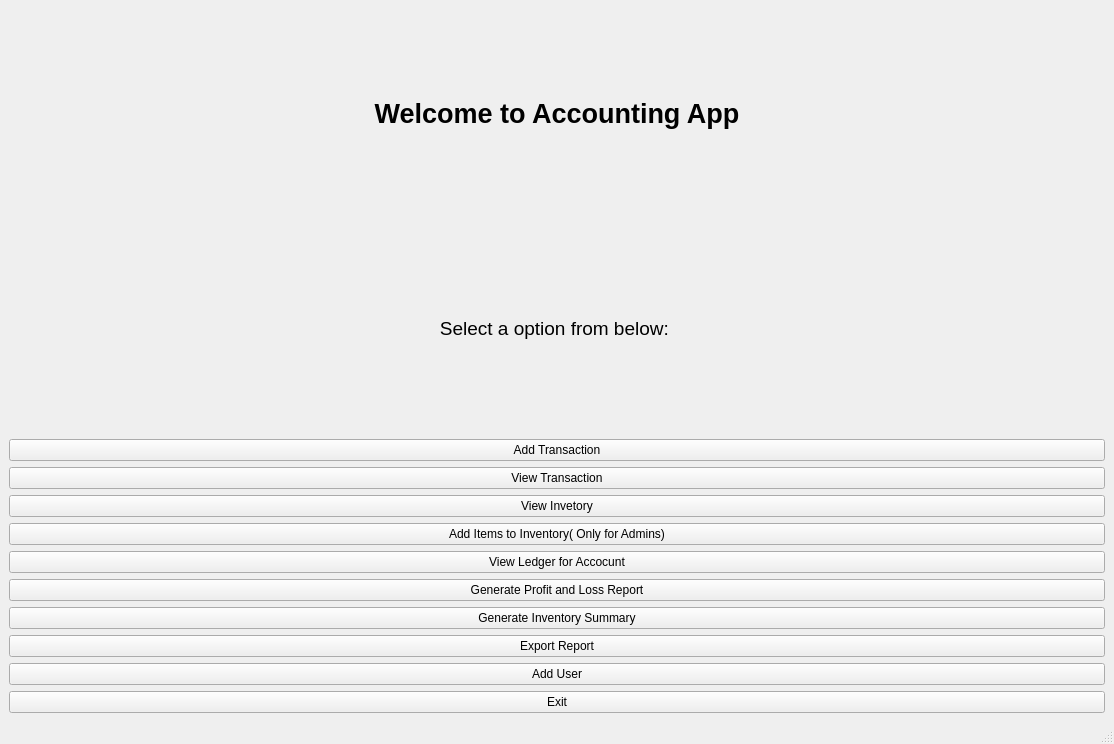
Old version of the form mainwindow.ui in the repository himanshu53929/cppCodes.
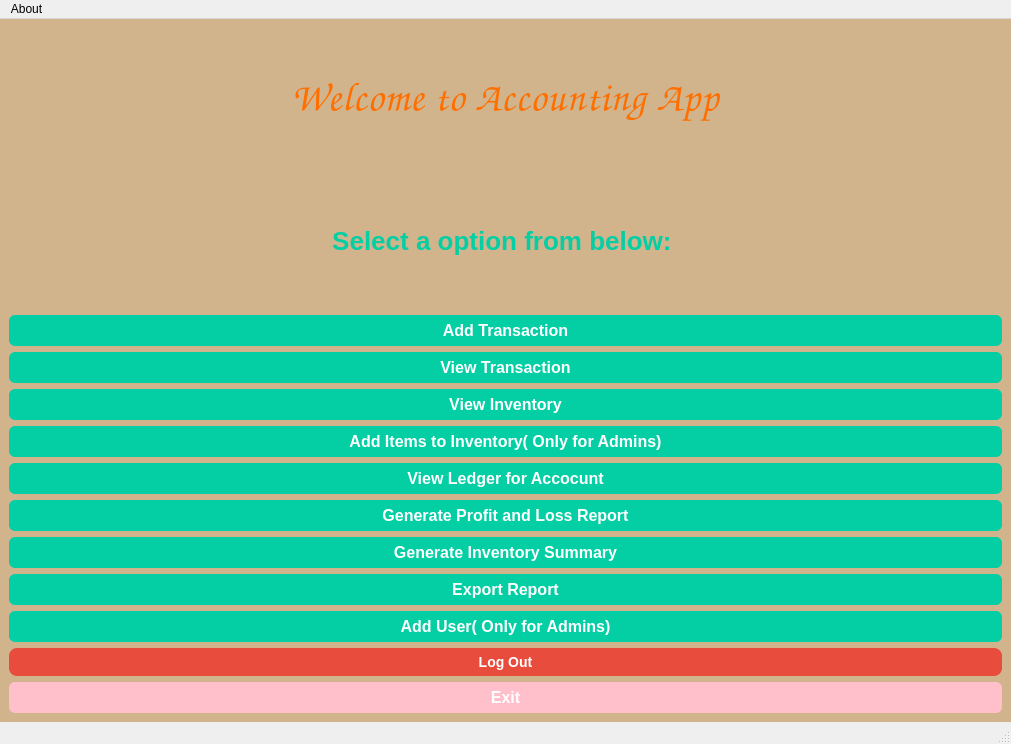
New version of the form.

What changed in the file:
```diff
--- a/mainwindow.ui
+++ b/mainwindow.ui
@@ -6,7 +6,7 @@
    <rect>
     <x>0</x>
     <y>0</y>
-    <width>1114</width>
+    <width>1011</width>
     <height>744</height>
    </rect>
   </property>
@@ -14,63 +14,154 @@
    <string>MainWindow</string>
   </property>
   <widget class="QWidget" name="centralwidget">
+   <property name="styleSheet">
+    <string notr="true">QWidget {
+    background-color: #D2B48C;  /* Light brown background */
+}
+
+/* Style for all QPushButtons except logout */
+QPushButton {
+    background-color: #03CEA4;       /* Teal green */
+    color: white;                    /* White text */
+    border-radius: 6px;               /* Rounded corners */
+    padding: 6px 14px;                /* Inner padding */
+    font-size: 16px;                  /* Text size */
+    font-weight: bold;                /* Bold text */
+    border: none;                     /* No border */
+}
+
+QPushButton:hover {
+    background-color: #02b895;        /* Slightly darker teal on hover */
+}
+
+QPushButton:pressed {
+    background-color: #029a7d;        /* Dark teal when pressed */
+    padding-top: 7px;                  /* Slight press effect */
+    padding-bottom: 5px;
+}
+
+QPushButton:disabled {
+    background-color: #95a5a6;        /* Greyed out */
+    color: #7f8c8d;
+}
+
+/* Logout button retains its own style */
+QPushButton#log_out_button {
+    background-color: #e74c3c; 
+    color: white; 
+    border-radius: 8px;
+    padding: 6px 14px;
+    font-size: 14px;
+    font-weight: bold;
+    border: none;
+}
+
+QPushButton#log_out_button:hover {
+    background-color: #c0392b;
+}
+
+QPushButton#log_out_button:pressed {
+    background-color: #922b21;
+    padding-top: 7px;
+    padding-bottom: 5px;
+}
+
+QPushButton#log_out_button:disabled {
+    background-color: #bdc3c7;
+    color: #7f8c8d;
+}
+</string>
+   </property>
    <layout class="QGridLayout" name="gridLayout">
-    <item row="11" column="0">
-     <widget class="QPushButton" name="add_items_to_inventory">
-      <property name="text">
-       <string>Add Items to Inventory( Only for Admins)</string>
-      </property>
-     </widget>
-    </item>
-    <item row="15" column="0">
-     <widget class="QPushButton" name="export_report_button">
-      <property name="text">
-       <string>Export Report</string>
-      </property>
-     </widget>
-    </item>
-    <item row="10" column="0">
-     <widget class="QPushButton" name="view_inventory">
-      <property name="text">
-       <string>View Invetory</string>
-      </property>
-     </widget>
-    </item>
-    <item row="12" column="0">
-     <widget class="QPushButton" name="view_ledger_for_account">
-      <property name="text">
-       <string>View Ledger for Accocunt</string>
-      </property>
-     </widget>
-    </item>
-    <item row="6" column="0">
-     <widget class="QPushButton" name="add_transaction">
-      <property name="text">
-       <string>Add Transaction</string>
-      </property>
-     </widget>
-    </item>
     <item row="9" column="0">
      <widget class="QPushButton" name="view_tansaction">
+      <property name="font">
+       <font>
+        <pointsize>-1</pointsize>
+        <bold>true</bold>
+       </font>
+      </property>
       <property name="text">
        <string>View Transaction</string>
       </property>
      </widget>
     </item>
+    <item row="6" column="0">
+     <widget class="QPushButton" name="add_transaction">
+      <property name="font">
+       <font>
+        <pointsize>-1</pointsize>
+        <bold>true</bold>
+       </font>
+      </property>
+      <property name="text">
+       <string>Add Transaction</string>
+      </property>
+     </widget>
+    </item>
     <item row="13" column="0">
      <widget class="QPushButton" name="profit_loss_button">
+      <property name="font">
+       <font>
+        <pointsize>-1</pointsize>
+        <bold>true</bold>
+       </font>
+      </property>
       <property name="text">
        <string>Generate Profit and Loss Report</string>
       </property>
      </widget>
     </item>
+    <item row="12" column="0">
+     <widget class="QPushButton" name="view_ledger_for_account">
+      <property name="font">
+       <font>
+        <pointsize>-1</pointsize>
+        <bold>true</bold>
+       </font>
+      </property>
+      <property name="text">
+       <string>View Ledger for Accocunt</string>
+      </property>
+     </widget>
+    </item>
+    <item row="18" column="0">
+     <widget class="QPushButton" name="exit">
+      <property name="styleSheet">
+       <string notr="true">background-color: pink;</string>
+      </property>
+      <property name="text">
+       <string>Exit</string>
+      </property>
+     </widget>
+    </item>
     <item row="2" column="0">
      <widget class="QLabel" name="label_2">
       <property name="font">
        <font>
-        <pointsize>14</pointsize>
+        <family>Segoe UI</family>
+        <pointsize>-1</pointsize>
+        <fontweight>DemiBold</fontweight>
        </font>
       </property>
+      <property name="styleSheet">
+       <string notr="true">QLabel#label_2 {
+    color: #03CEA4;                   /* Teal text color */
+    font-size: 26px;                   /* Medium font size */
+    font-weight: 600;                  /* Semi-bold */
+    font-family: &quot;Segoe UI&quot;, sans-serif;
+    padding: 6px 10px;                 /* Some inner spacing */
+    border: 2px;         /* Border with matching color */
+    border-radius: 6px;                /* Rounded corners */
+}
+
+QLabel#label_2:hover {
+    background-color: rgba(3, 206, 164, 0.2); /* Slightly brighter background */
+    color: white;                             /* White text on hover */
+    border-color: white;                      /* White border on hover */
+}
+</string>
+      </property>
       <property name="text">
        <string>Select a option from below: </string>
       </property>
@@ -79,28 +170,92 @@
       </property>
      </widget>
     </item>
-    <item row="17" column="0">
-     <widget class="QPushButton" name="exit">
+    <item row="11" column="0">
+     <widget class="QPushButton" name="add_items_to_inventory">
+      <property name="font">
+       <font>
+        <pointsize>-1</pointsize>
+        <bold>true</bold>
+       </font>
+      </property>
       <property name="text">
-       <string>Exit</string>
+       <string>Add Items to Inventory( Only for Admins)</string>
+      </property>
+     </widget>
+    </item>
+    <item row="15" column="0">
+     <widget class="QPushButton" name="export_report_button">
+      <property name="font">
+       <font>
+        <pointsize>-1</pointsize>
+        <bold>true</bold>
+       </font>
+      </property>
+      <property name="text">
+       <string>Export Report</string>
+      </property>
+     </widget>
+    </item>
+    <item row="16" column="0">
+     <widget class="QPushButton" name="add_user_button">
+      <property name="font">
+       <font>
+        <pointsize>-1</pointsize>
+        <bold>true</bold>
+       </font>
+      </property>
+      <property name="text">
+       <string>Add User( Only for Admins)</string>
       </property>
      </widget>
     </item>
     <item row="14" column="0">
      <widget class="QPushButton" name="inventory_summary_button">
+      <property name="font">
+       <font>
+        <pointsize>-1</pointsize>
+        <bold>true</bold>
+       </font>
+      </property>
       <property name="text">
        <string>Generate Inventory Summary</string>
       </property>
      </widget>
     </item>
+    <item row="10" column="0">
+     <widget class="QPushButton" name="view_inventory">
+      <property name="font">
+       <font>
+        <pointsize>-1</pointsize>
+        <bold>true</bold>
+       </font>
+      </property>
+      <property name="text">
+       <string>View Inventory</string>
+      </property>
+     </widget>
+    </item>
     <item row="1" column="0">
      <widget class="QLabel" name="label">
       <property name="font">
        <font>
-        <pointsize>20</pointsize>
+        <family>Comic Sans MS</family>
+        <pointsize>-1</pointsize>
         <bold>true</bold>
        </font>
       </property>
+      <property name="styleSheet">
+       <string notr="true">QLabel#label {
+	color: #FF6F00;                   /* White text */
+    font-size: 40px;                  /* Large text size */
+    font-weight: bold;                /* Bold font */
+    font-family: &quot;Comic Sans MS&quot;, &quot;Segoe Script&quot;, cursive;
+    padding: 10px;                    /* Space inside the label */
+    letter-spacing: 1px;              /* Slight spacing between letters */
+    background-color: transparent;    /* No background fill */
+}
+</string>
+      </property>
       <property name="text">
        <string>Welcome to Accounting App</string>
       </property>
@@ -109,10 +264,43 @@
       </property>
      </widget>
     </item>
-    <item row="16" column="0">
-     <widget class="QPushButton" name="add_user_button">
+    <item row="17" column="0">
+     <widget class="QPushButton" name="log_out_button">
+      <property name="font">
+       <font>
+        <pointsize>-1</pointsize>
+        <bold>true</bold>
+       </font>
+      </property>
+      <property name="styleSheet">
+       <string notr="true">QPushButton#log_out_button {
+    background-color: #e74c3c;       /* Bright red background */
+    color: white;                    /* White text */
+    border-radius: 8px;               /* Rounded corners */
+    padding: 6px 14px;                /* Inner padding */
+    font-size: 14px;                  /* Text size */
+    font-weight: bold;                /* Bold text */
+    border: none;                     /* No border */
+}
+
+QPushButton#log_out_button:hover {
+    background-color: #c0392b;       /* Darker red on hover */
+}
+
+QPushButton#log_out_button:pressed {
+    background-color: #922b21;       /* Even darker red when pressed */
+    padding-top: 7px;                 /* Slight press effect */
+    padding-bottom: 5px;
+}
+
+QPushButton#log_out_button:disabled {
+    background-color: #bdc3c7;       /* Greyed out when disabled */
+    color: #7f8c8d;
+}
+</string>
+      </property>
       <property name="text">
-       <string>Add User</string>
+       <string>Log Out</string>
       </property>
      </widget>
     </item>
@@ -123,10 +311,16 @@
     <rect>
      <x>0</x>
      <y>0</y>
-     <width>1114</width>
+     <width>1011</width>
      <height>25</height>
     </rect>
    </property>
+   <widget class="QMenu" name="menuAbout">
+    <property name="title">
+     <string>About</string>
+    </property>
+   </widget>
+   <addaction name="menuAbout"/>
   </widget>
   <widget class="QStatusBar" name="statusbar"/>
  </widget>
```
Left out of the diff: 2 changed lines with no effect on the pictures.
